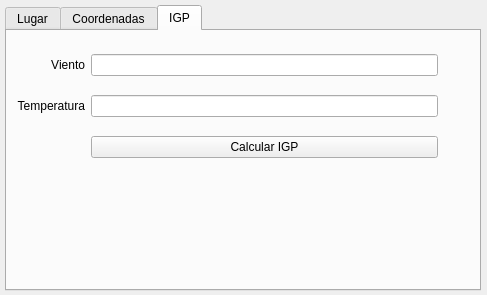
Before: the Qt Designer form ui_igpdialog.ui in fherdom/igp, drawn with Qt 5.
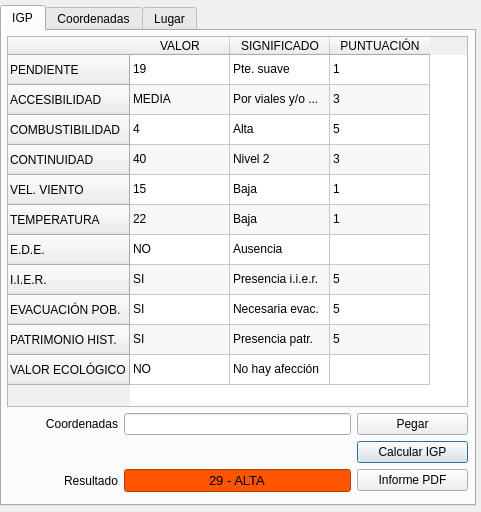
After: the same form once the commit is applied.

Diff of the .ui file:
```diff
--- a/ui_igpdialog.ui
+++ b/ui_igpdialog.ui
@@ -6,20 +6,23 @@
    <rect>
     <x>0</x>
     <y>0</y>
-    <width>487</width>
-    <height>295</height>
+    <width>481</width>
+    <height>512</height>
    </rect>
   </property>
   <property name="windowTitle">
    <string>IGP - Índice de gravedad potencial</string>
   </property>
   <widget class="QTabWidget" name="tabWidget">
+   <property name="enabled">
+    <bool>true</bool>
+   </property>
    <property name="geometry">
     <rect>
-     <x>5</x>
+     <x>0</x>
      <y>5</y>
      <width>476</width>
-     <height>286</height>
+     <height>501</height>
     </rect>
    </property>
    <property name="sizePolicy">
@@ -43,72 +46,369 @@
    <property name="currentIndex">
     <number>2</number>
    </property>
-   <widget class="QWidget" name="tab001">
-    <property name="minimumSize">
-     <size>
-      <width>472</width>
-      <height>0</height>
-     </size>
-    </property>
+   <widget class="QWidget" name="tab003">
     <attribute name="title">
-     <string>Lugar</string>
+     <string>IGP</string>
     </attribute>
-    <layout class="QVBoxLayout" name="verticalLayout">
-     <property name="sizeConstraint">
-      <enum>QLayout::SetMaximumSize</enum>
+    <widget class="QWidget" name="gridLayoutWidget">
+     <property name="geometry">
+      <rect>
+       <x>5</x>
+       <y>5</y>
+       <width>461</width>
+       <height>456</height>
+      </rect>
      </property>
-     <item>
-      <widget class="QLineEdit" name="txtSearch"/>
-     </item>
-     <item>
-      <widget class="QCheckBox" name="chkBBOX">
-       <property name="sizePolicy">
-        <sizepolicy hsizetype="Expanding" vsizetype="Fixed">
-         <horstretch>0</horstretch>
-         <verstretch>0</verstretch>
-        </sizepolicy>
-       </property>
-       <property name="text">
-        <string>Limitar la búsqueda a la extensión actual</string>
-       </property>
-      </widget>
-     </item>
-     <item>
-      <widget class="QTableWidget" name="tblResult">
-       <property name="enabled">
-        <bool>true</bool>
-       </property>
-       <property name="sizePolicy">
-        <sizepolicy hsizetype="Expanding" vsizetype="Minimum">
-         <horstretch>0</horstretch>
-         <verstretch>0</verstretch>
-        </sizepolicy>
-       </property>
-       <property name="editTriggers">
-        <set>QAbstractItemView::NoEditTriggers</set>
-       </property>
-       <property name="selectionBehavior">
-        <enum>QAbstractItemView::SelectRows</enum>
-       </property>
-       <property name="showGrid">
-        <bool>true</bool>
-       </property>
-       <property name="columnCount">
-        <number>3</number>
-       </property>
-       <column/>
-       <column/>
-       <column/>
-      </widget>
-     </item>
-     <item>
-      <widget class="QLabel" name="lblResult">
-       <property name="text">
-        <string>Encontrado (s)</string>
-       </property>
-      </widget>
-     </item>
-    </layout>
+     <layout class="QGridLayout" name="gridLayout" rowstretch="0,0,0,0">
+      <item row="1" column="1" colspan="2">
+       <widget class="QLineEdit" name="txtCoord"/>
+      </item>
+      <item row="1" column="0">
+       <widget class="QLabel" name="lblCoord">
+        <property name="text">
+         <string>Coordenadas</string>
+        </property>
+        <property name="alignment">
+         <set>Qt::AlignRight|Qt::AlignTrailing|Qt::AlignVCenter</set>
+        </property>
+       </widget>
+      </item>
+      <item row="1" column="3">
+       <widget class="QPushButton" name="btnPasteCoord">
+        <property name="text">
+         <string>Pegar</string>
+        </property>
+        <property name="autoDefault">
+         <bool>false</bool>
+        </property>
+       </widget>
+      </item>
+      <item row="3" column="0">
+       <widget class="QLabel" name="lblCoord_2">
+        <property name="text">
+         <string>Resultado</string>
+        </property>
+        <property name="alignment">
+         <set>Qt::AlignRight|Qt::AlignTrailing|Qt::AlignVCenter</set>
+        </property>
+       </widget>
+      </item>
+      <item row="3" column="1" colspan="2">
+       <widget class="QLineEdit" name="txtResult">
+        <property name="font">
+         <font>
+          <family>Ubuntu</family>
+          <pointsize>10</pointsize>
+          <weight>10</weight>
+          <italic>false</italic>
+          <bold>false</bold>
+         </font>
+        </property>
+        <property name="styleSheet">
+         <string notr="true">font: 85 10pt &quot;Ubuntu&quot;;
+background-color: rgb(255, 85, 0);</string>
+        </property>
+        <property name="text">
+         <string>29 - ALTA</string>
+        </property>
+        <property name="alignment">
+         <set>Qt::AlignCenter</set>
+        </property>
+       </widget>
+      </item>
+      <item row="3" column="3">
+       <widget class="QPushButton" name="btnReport">
+        <property name="text">
+         <string>Informe PDF</string>
+        </property>
+        <property name="autoDefault">
+         <bool>false</bool>
+        </property>
+       </widget>
+      </item>
+      <item row="2" column="3">
+       <widget class="QPushButton" name="btnIGP">
+        <property name="text">
+         <string>Calcular IGP</string>
+        </property>
+        <property name="autoDefault">
+         <bool>true</bool>
+        </property>
+        <property name="default">
+         <bool>true</bool>
+        </property>
+       </widget>
+      </item>
+      <item row="0" column="0" colspan="4">
+       <widget class="QTableWidget" name="tableWidget">
+        <property name="sizePolicy">
+         <sizepolicy hsizetype="Expanding" vsizetype="Ignored">
+          <horstretch>0</horstretch>
+          <verstretch>0</verstretch>
+         </sizepolicy>
+        </property>
+        <property name="font">
+         <font>
+          <pointsize>9</pointsize>
+         </font>
+        </property>
+        <property name="autoScroll">
+         <bool>true</bool>
+        </property>
+        <property name="autoScrollMargin">
+         <number>16</number>
+        </property>
+        <property name="alternatingRowColors">
+         <bool>true</bool>
+        </property>
+        <property name="horizontalScrollMode">
+         <enum>QAbstractItemView::ScrollPerPixel</enum>
+        </property>
+        <property name="rowCount">
+         <number>11</number>
+        </property>
+        <property name="columnCount">
+         <number>3</number>
+        </property>
+        <row>
+         <property name="text">
+          <string>PENDIENTE</string>
+         </property>
+         <property name="font">
+          <font>
+           <pointsize>9</pointsize>
+          </font>
+         </property>
+        </row>
+        <row>
+         <property name="text">
+          <string>ACCESIBILIDAD</string>
+         </property>
+        </row>
+        <row>
+         <property name="text">
+          <string>COMBUSTIBILIDAD</string>
+         </property>
+        </row>
+        <row>
+         <property name="text">
+          <string>CONTINUIDAD</string>
+         </property>
+        </row>
+        <row>
+         <property name="text">
+          <string>VEL. VIENTO</string>
+         </property>
+        </row>
+        <row>
+         <property name="text">
+          <string>TEMPERATURA</string>
+         </property>
+        </row>
+        <row>
+         <property name="text">
+          <string>E.D.E.</string>
+         </property>
+        </row>
+        <row>
+         <property name="text">
+          <string>I.I.E.R.</string>
+         </property>
+        </row>
+        <row>
+         <property name="text">
+          <string>EVACUACIÓN POB.</string>
+         </property>
+        </row>
+        <row>
+         <property name="text">
+          <string>PATRIMONIO HIST.</string>
+         </property>
+        </row>
+        <row>
+         <property name="text">
+          <string>VALOR ECOLÓGICO</string>
+         </property>
+        </row>
+        <column>
+         <property name="text">
+          <string>VALOR</string>
+         </property>
+        </column>
+        <column>
+         <property name="text">
+          <string>SIGNIFICADO</string>
+         </property>
+        </column>
+        <column>
+         <property name="text">
+          <string>PUNTUACIÓN</string>
+         </property>
+        </column>
+        <item row="0" column="0">
+         <property name="text">
+          <string>19</string>
+         </property>
+        </item>
+        <item row="0" column="1">
+         <property name="text">
+          <string>Pte. suave</string>
+         </property>
+        </item>
+        <item row="0" column="2">
+         <property name="text">
+          <string>1</string>
+         </property>
+        </item>
+        <item row="1" column="0">
+         <property name="text">
+          <string>MEDIA</string>
+         </property>
+        </item>
+        <item row="1" column="1">
+         <property name="text">
+          <string>Por viales y/o ...</string>
+         </property>
+        </item>
+        <item row="1" column="2">
+         <property name="text">
+          <string>3</string>
+         </property>
+        </item>
+        <item row="2" column="0">
+         <property name="text">
+          <string>4</string>
+         </property>
+        </item>
+        <item row="2" column="1">
+         <property name="text">
+          <string>Alta</string>
+         </property>
+        </item>
+        <item row="2" column="2">
+         <property name="text">
+          <string>5</string>
+         </property>
+        </item>
+        <item row="3" column="0">
+         <property name="text">
+          <string>40</string>
+         </property>
+        </item>
+        <item row="3" column="1">
+         <property name="text">
+          <string>Nivel 2</string>
+         </property>
+        </item>
+        <item row="3" column="2">
+         <property name="text">
+          <string>3</string>
+         </property>
+        </item>
+        <item row="4" column="0">
+         <property name="text">
+          <string>15</string>
+         </property>
+        </item>
+        <item row="4" column="1">
+         <property name="text">
+          <string>Baja</string>
+         </property>
+        </item>
+        <item row="4" column="2">
+         <property name="text">
+          <string>1</string>
+         </property>
+        </item>
+        <item row="5" column="0">
+         <property name="text">
+          <string>22</string>
+         </property>
+        </item>
+        <item row="5" column="1">
+         <property name="text">
+          <string>Baja</string>
+         </property>
+        </item>
+        <item row="5" column="2">
+         <property name="text">
+          <string>1</string>
+         </property>
+        </item>
+        <item row="6" column="0">
+         <property name="text">
+          <string>NO</string>
+         </property>
+        </item>
+        <item row="6" column="1">
+         <property name="text">
+          <string>Ausencia</string>
+         </property>
+        </item>
+        <item row="6" column="2">
+         <property name="text">
+          <string/>
+         </property>
+        </item>
+        <item row="7" column="0">
+         <property name="text">
+          <string>SI</string>
+         </property>
+        </item>
+        <item row="7" column="1">
+         <property name="text">
+          <string>Presencia i.i.e.r.</string>
+         </property>
+        </item>
+        <item row="7" column="2">
+         <property name="text">
+          <string>5</string>
+         </property>
+        </item>
+        <item row="8" column="0">
+         <property name="text">
+          <string>SI</string>
+         </property>
+        </item>
+        <item row="8" column="1">
+         <property name="text">
+          <string>Necesaria evac.</string>
+         </property>
+        </item>
+        <item row="8" column="2">
+         <property name="text">
+          <string>5</string>
+         </property>
+        </item>
+        <item row="9" column="0">
+         <property name="text">
+          <string>SI</string>
+         </property>
+        </item>
+        <item row="9" column="1">
+         <property name="text">
+          <string>Presencia patr.</string>
+         </property>
+        </item>
+        <item row="9" column="2">
+         <property name="text">
+          <string>5</string>
+         </property>
+        </item>
+        <item row="10" column="0">
+         <property name="text">
+          <string>NO</string>
+         </property>
+        </item>
+        <item row="10" column="1">
+         <property name="text">
+          <string>No hay afección</string>
+         </property>
+        </item>
+       </widget>
+      </item>
+     </layout>
+    </widget>
    </widget>
    <widget class="QWidget" name="tab002">
     <attribute name="title">
@@ -206,55 +506,75 @@
      </item>
     </layout>
    </widget>
-   <widget class="QWidget" name="tab003">
+   <widget class="QWidget" name="tab001">
+    <property name="enabled">
+     <bool>true</bool>
+    </property>
+    <property name="minimumSize">
+     <size>
+      <width>472</width>
+      <height>0</height>
+     </size>
+    </property>
     <attribute name="title">
-     <string>IGP</string>
+     <string>Lugar</string>
     </attribute>
-    <widget class="QWidget" name="gridLayoutWidget">
-     <property name="geometry">
-      <rect>
-       <x>10</x>
-       <y>10</y>
-       <width>421</width>
-       <height>131</height>
-      </rect>
+    <layout class="QVBoxLayout" name="verticalLayout">
+     <property name="sizeConstraint">
+      <enum>QLayout::SetMaximumSize</enum>
      </property>
-     <layout class="QGridLayout" name="gridLayout">
-      <item row="0" column="0">
-       <widget class="QLabel" name="label">
-        <property name="text">
-         <string>Viento</string>
-        </property>
-        <property name="alignment">
-         <set>Qt::AlignRight|Qt::AlignTrailing|Qt::AlignVCenter</set>
-        </property>
-       </widget>
-      </item>
-      <item row="0" column="1">
-       <widget class="QLineEdit" name="lineEdit"/>
-      </item>
-      <item row="1" column="0">
-       <widget class="QLabel" name="label_2">
-        <property name="text">
-         <string>Temperatura</string>
-        </property>
-        <property name="alignment">
-         <set>Qt::AlignRight|Qt::AlignTrailing|Qt::AlignVCenter</set>
-        </property>
-       </widget>
-      </item>
-      <item row="1" column="1">
-       <widget class="QLineEdit" name="lineEdit_2"/>
-      </item>
-      <item row="2" column="1">
-       <widget class="QPushButton" name="pushButton">
-        <property name="text">
-         <string>Calcular IGP</string>
-        </property>
-       </widget>
-      </item>
-     </layout>
-    </widget>
+     <item>
+      <widget class="QLineEdit" name="txtSearch"/>
+     </item>
+     <item>
+      <widget class="QCheckBox" name="chkBBOX">
+       <property name="sizePolicy">
+        <sizepolicy hsizetype="Expanding" vsizetype="Fixed">
+         <horstretch>0</horstretch>
+         <verstretch>0</verstretch>
+        </sizepolicy>
+       </property>
+       <property name="text">
+        <string>Limitar la búsqueda a la extensión actual</string>
+       </property>
+      </widget>
+     </item>
+     <item>
+      <widget class="QTableWidget" name="tblResult">
+       <property name="enabled">
+        <bool>false</bool>
+       </property>
+       <property name="sizePolicy">
+        <sizepolicy hsizetype="Expanding" vsizetype="Minimum">
+         <horstretch>0</horstretch>
+         <verstretch>0</verstretch>
+        </sizepolicy>
+       </property>
+       <property name="editTriggers">
+        <set>QAbstractItemView::NoEditTriggers</set>
+       </property>
+       <property name="selectionBehavior">
+        <enum>QAbstractItemView::SelectRows</enum>
+       </property>
+       <property name="showGrid">
+        <bool>true</bool>
+       </property>
+       <property name="columnCount">
+        <number>3</number>
+       </property>
+       <column/>
+       <column/>
+       <column/>
+      </widget>
+     </item>
+     <item>
+      <widget class="QLabel" name="lblResult">
+       <property name="text">
+        <string>Encontrado (s)</string>
+       </property>
+      </widget>
+     </item>
+    </layout>
    </widget>
   </widget>
  </widget>
```
Left out of the diff: 27 changed lines with no effect on the pictures.
